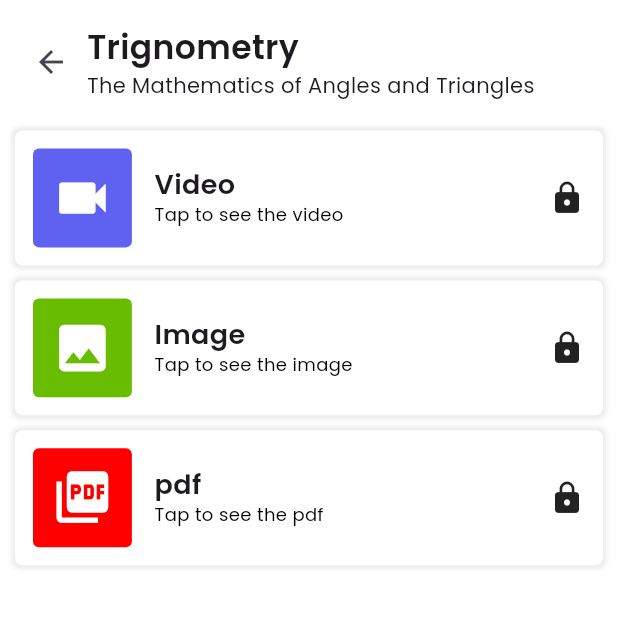
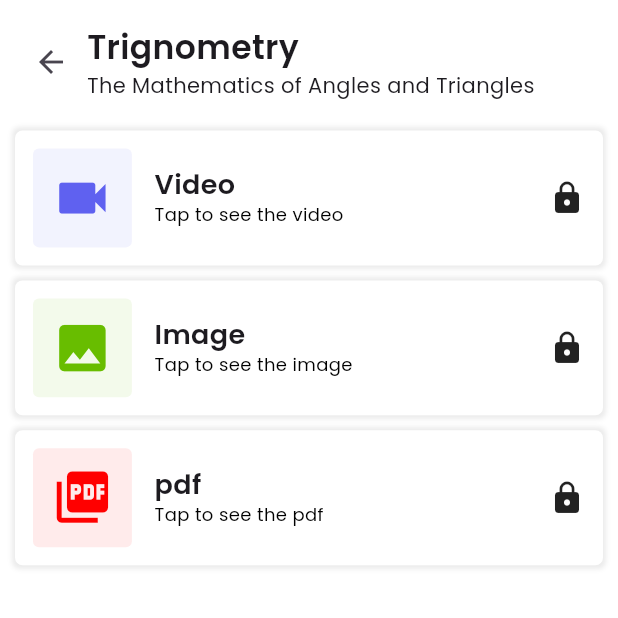
Before and after one commit to midhunmashuptech/Zephyr, a Flutter app: the CourseChapters screen opened directly, after a tap on "Mathematics", after a tap on "Chapter 1", on a phone screen of 412 x 824 dp, the top half of it. Run offline on Flutter 3.47's test engine with Material 3 defaults, Android fonts, the phone set to English and light mode, and no system bars; our stand-ins replace better_player, dotted_border, file_picker, fluentui_system_icons, flutter_local_notifications, flutter_rating_bar and 13 more; missing offline and left inert: iconify_flutter_plus, syncfusion_flutter_pdfviewer; project files that could hold a hidden picture were left out.

Commit message:
course chapter details widgets

```diff
--- a/lib/features/chapter_details/widgets/content_card.dart
+++ b/lib/features/chapter_details/widgets/content_card.dart
@@ -24,7 +24,7 @@ class ContentCard extends StatelessWidget {
         child: Container(
           decoration: BoxDecoration(
             borderRadius: BorderRadius.circular(10),
-            color: color,
+            color: color.withAlpha(20),
           ),
           // width: MediaQuery.of(context).size.width,
           // height: MediaQuery.of(context).size.width * 0.5 - 40,
@@ -37,7 +37,7 @@ class ContentCard extends StatelessWidget {
                 HugeIcon(
                   icon: icon,
                   size: MediaQuery.of(context).size.width * 0.1,
-                  color: AppColors.white,
+                  color: color,
                 ),
                 SizedBox(height: 10),
                 Text(
@@ -45,7 +45,7 @@ class ContentCard extends StatelessWidget {
                   textAlign: TextAlign.center,
                   style: TextStyle(
                       fontSize: MediaQuery.of(context).size.width * 0.04,
-                      color: AppColors.white),
+                      color: color),
                 )
               ],
             ),
--- a/lib/features/coursedetails/screens/course_chapter_content.dart
+++ b/lib/features/coursedetails/screens/course_chapter_content.dart
@@ -1,4 +1,7 @@
+import 'package:flutter/material.dart';
 import 'package:flutter/widgets.dart';
+import 'package:zephyr/constants/app_constants.dart' show AppColors;
+import 'package:zephyr/features/coursedetails/widgets/course_content_card.dart';
 
 class CourseChapterContent extends StatefulWidget {
   const CourseChapterContent({super.key});
@@ -10,6 +13,70 @@ class CourseChapterContent extends StatefulWidget {
 class _CourseChapterContentState extends State<CourseChapterContent> {
   @override
   Widget build(BuildContext context) {
-    return const Placeholder();
+    return Scaffold(
+      body: SafeArea(
+          child: SingleChildScrollView(
+        child: Column(
+          children: [
+            Padding(
+              padding: const EdgeInsets.all(8.0),
+            ),
+            Column(
+              crossAxisAlignment: CrossAxisAlignment.start,
+              children: [
+                Row(
+                  children: [
+                    // BackButton(),
+                    SizedBox(
+                      width: 10,
+                    ),
+                    Row(
+                      children: [
+                        BackButton(),
+                        Column(
+                          crossAxisAlignment: CrossAxisAlignment.start,
+                          children: [
+                            Text(
+                              "Trignometry",
+                              style: TextStyle(
+                                  fontSize: 22, fontWeight: FontWeight.w600),
+                            ),
+                            Text("The Mathematics of Angles and Triangles"),
+                          ],
+                        ),
+                      ],
+                    ),
+                  ],
+                ),
+                SizedBox(
+                  height: 15,
+                ),
+                CourseContentCard(
+                  title: 'Video',
+                  subtitle: 'Tap to see the video',
+                  icon: Icons.videocam,
+                  bgcolor: AppColors.primaryBlue,
+                  lockicon: Icons.lock,
+                ),
+                CourseContentCard(
+                  title: 'Image',
+                  subtitle: 'Tap to see the image',
+                  icon: Icons.image,
+                  bgcolor: AppColors.primaryGreen,
+                  lockicon: Icons.lock,
+                ),
+                CourseContentCard(
+                  title: 'pdf',
+                  subtitle: 'Tap to see the pdf',
+                  icon: Icons.picture_as_pdf,
+                  bgcolor: AppColors.primaryRed,
+                  lockicon: Icons.lock,
+                ),
+              ],
+            ),
+          ],
+        ),
+      )),
+    );
   }
 }
--- a/lib/features/coursedetails/screens/course_chapters.dart
+++ b/lib/features/coursedetails/screens/course_chapters.dart
@@ -1,4 +1,5 @@
 import 'package:flutter/material.dart';
+import 'package:zephyr/features/coursedetails/screens/course_chapter_content.dart';
 import 'package:zephyr/features/coursedetails/widgets/course_chapter_card.dart';
 import 'package:zephyr/features/coursedetails/widgets/test.dart';
 import 'package:zephyr/features/payment/screens/checkout_screen.dart';
@@ -22,10 +23,10 @@ class _CourseChaptersState extends State<CourseChapters> {
             "Subscribe to gain unlimited access to all lessons and resources."),
         actions: [
           TextButton(
-              onPressed: () => Navigator.pop(context), child: Text("Cancel")),
+              onPressed: () => Navigator.of(context,rootNavigator: true).pop(), child: Text("Cancel")),
           ElevatedButton(
               onPressed: () {
-                Navigator.push(context,
+                Navigator.of(context,rootNavigator: true).push(
                     MaterialPageRoute(builder: (contex) => CheckoutScreen()));
               },
               child: Text("Subscribe")),
@@ -37,7 +38,7 @@ class _CourseChaptersState extends State<CourseChapters> {
   void _navigateToContents() {
     Navigator.push(
       context,
-      MaterialPageRoute(builder: (_) => Test()),
+      MaterialPageRoute(builder: (_) => CourseChapterContent()),
     );
   }
 
--- a/lib/features/coursedetails/widgets/course_content_card.dart
+++ b/lib/features/coursedetails/widgets/course_content_card.dart
@@ -8,6 +8,7 @@ class CourseContentCard extends StatefulWidget {
   Color bgcolor;
   IconData icon;
   IconData lockicon;
+
    CourseContentCard({
     required this.title,
     required this.subtitle,
@@ -49,22 +50,18 @@ class _CourseContentCardState extends State<CourseContentCard> {
                     : MediaQuery.of(context).size.width * 0.16,
                 decoration: BoxDecoration(
                   borderRadius: BorderRadius.circular(4),
-                  color: widget.bgcolor,
+                  color: widget.bgcolor.withAlpha(20),
                 ),
                 child: Icon(widget.icon,
                   // FluentIcons.document_pdf_24_regular,
                   size: MediaQuery.of(context).size.width * 0.1 > 70
                       ? 70
                       : MediaQuery.of(context).size.width * 0.1,
-                  color: AppColors.white,
+                  color: widget.bgcolor,
                 ),
               ),
               SizedBox(width: 15),
               Expanded(
-                // width: MediaQuery.of(context).size.width * 0.61,
-                // height: MediaQuery.of(context).size.width * 0.14 > 100
-                //     ? 100
-                //     : MediaQuery.of(context).size.width * 0.15,
                 child: Column(
                   crossAxisAlignment: CrossAxisAlignment.start,
                   mainAxisAlignment: MainAxisAlignment.spaceBetween,
--- a/lib/features/coursedetails/widgets/test.dart
+++ b/lib/features/coursedetails/widgets/test.dart
@@ -1,81 +1,81 @@
-import 'package:flutter/material.dart';
-import 'package:zephyr/constants/app_constants.dart';
-import 'package:zephyr/features/coursedetails/widgets/course_content_card.dart';
+// import 'package:flutter/material.dart';
+// import 'package:zephyr/constants/app_constants.dart';
+// import 'package:zephyr/features/coursedetails/widgets/course_content_card.dart';
 
-class Test extends StatefulWidget {
-  const Test({super.key});
+// class Test extends StatefulWidget {
+//   const Test({super.key});
 
-  @override
-  State<Test> createState() => _TestState();
-}
+//   @override
+//   State<Test> createState() => _TestState();
+// }
 
-class _TestState extends State<Test> {
-  @override
-  Widget build(BuildContext context) {
-    return Scaffold(
-      body: SafeArea(
-          child: SingleChildScrollView(
-        child: Column(
-          children: [
-            Padding(
-              padding: const EdgeInsets.all(8.0),
-            ),
-            Column(
-              crossAxisAlignment: CrossAxisAlignment.start,
-              children: [
-                Row(
-                  children: [
-                    // BackButton(),
-                    SizedBox(
-                      width: 10,
-                    ),
-                    Row(
-                      children: [
-                        BackButton(),
-                        Column(
-                          crossAxisAlignment: CrossAxisAlignment.start,
-                          children: [
-                            Text(
-                              "Trignometry",
-                              style: TextStyle(
-                                  fontSize: 22, fontWeight: FontWeight.w600),
-                            ),
-                            Text("The Mathematics of Angles and Triangles"),
-                          ],
-                        ),
-                      ],
-                    ),
-                  ],
-                ),
-                SizedBox(
-                  height: 15,
-                ),
-                CourseContentCard(
-                  title: 'Video',
-                  subtitle: 'Tap to see the video',
-                  icon: Icons.videocam,
-                  bgcolor: AppColors.primaryBlue,
-                  lockicon: Icons.lock,
-                ),
-                CourseContentCard(
-                  title: 'Image',
-                  subtitle: 'Tap to see the image',
-                  icon: Icons.image,
-                  bgcolor: AppColors.primaryGreen,
-                  lockicon: Icons.lock,
-                ),
-                CourseContentCard(
-                  title: 'pdf',
-                  subtitle: 'Tap to see the pdf',
-                  icon: Icons.picture_as_pdf,
-                  bgcolor: AppColors.primaryRed,
-                  lockicon: Icons.lock,
-                ),
-              ],
-            ),
-          ],
-        ),
-      )),
-    );
-  }
-}
+// class _TestState extends State<Test> {
+//   @override
+//   Widget build(BuildContext context) {
+//     return Scaffold(
+//       body: SafeArea(
+//           child: SingleChildScrollView(
+//         child: Column(
+//           children: [
+//             Padding(
+//               padding: const EdgeInsets.all(8.0),
+//             ),
+//             Column(
+//               crossAxisAlignment: CrossAxisAlignment.start,
+//               children: [
+//                 Row(
+//                   children: [
+//                     // BackButton(),
+//                     SizedBox(
+//                       width: 10,
+//                     ),
+//                     Row(
+//                       children: [
+//                         BackButton(),
+//                         Column(
+//                           crossAxisAlignment: CrossAxisAlignment.start,
+//                           children: [
+//                             Text(
+//                               "Trignometry",
+//                               style: TextStyle(
+//                                   fontSize: 22, fontWeight: FontWeight.w600),
+//                             ),
+//                             Text("The Mathematics of Angles and Triangles"),
+//                           ],
+//                         ),
+//                       ],
+//                     ),
+//                   ],
+//                 ),
+//                 SizedBox(
+//                   height: 15,
+//                 ),
+//                 CourseContentCard(
+//                   title: 'Video',
+//                   subtitle: 'Tap to see the video',
+//                   icon: Icons.videocam,
+//                   bgcolor: AppColors.primaryBlue,
+//                   lockicon: Icons.lock,
+//                 ),
+//                 CourseContentCard(
+//                   title: 'Image',
+//                   subtitle: 'Tap to see the image',
+//                   icon: Icons.image,
+//                   bgcolor: AppColors.primaryGreen,
+//                   lockicon: Icons.lock,
+//                 ),
+//                 CourseContentCard(
+//                   title: 'pdf',
+//                   subtitle: 'Tap to see the pdf',
+//                   icon: Icons.picture_as_pdf,
+//                   bgcolor: AppColors.primaryRed,
+//                   lockicon: Icons.lock,
+//                 ),
+//               ],
+//             ),
+//           ],
+//         ),
+//       )),
+//     );
+//   }
+// }
--- a/lib/main.dart
+++ b/lib/main.dart
@@ -1,5 +1,6 @@
 import 'package:flutter/material.dart';
 import 'package:get/get.dart';
+import 'package:zephyr/common/screens/bottom_nav_screen.dart';
 import 'package:zephyr/common/screens/splash_screen.dart';
 import 'package:zephyr/common/service/notification_service.dart';
 import 'package:zephyr/constants/app_constants.dart';
@@ -29,8 +30,8 @@ class MyApp extends StatelessWidget {
         scaffoldBackgroundColor: AppColors.white
       ),
       // home: SplashScreen(),
-      // home: BottomNavScreen(),
-      home: ChapterDetailsScreen()
+      home: BottomNavScreen(),
+      // home: ChapterDetailsScreen()
     );
   }
 }
```
Also changed, not shown: lib/features/chapter_details/screens/chapter_details_screen.dart (+12 -6 lines), lib/features/chapter_details/widgets/practise_test_card.dart (+5 -3 lines), lib/features/chapter_details/widgets/study_material_card.dart (+5 -3 lines).
